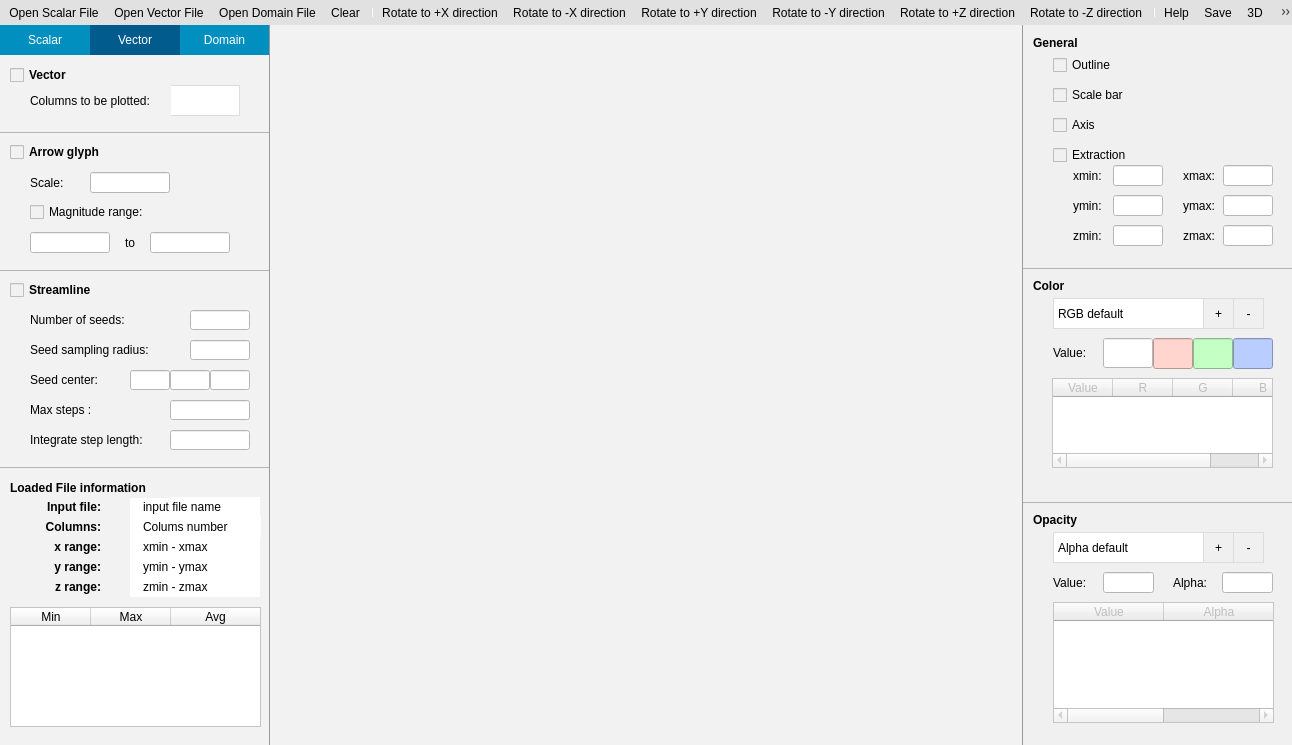
Above: SimpleView.ui from billcxx/MUPRO-visualization before the change. Below: the same form after it.
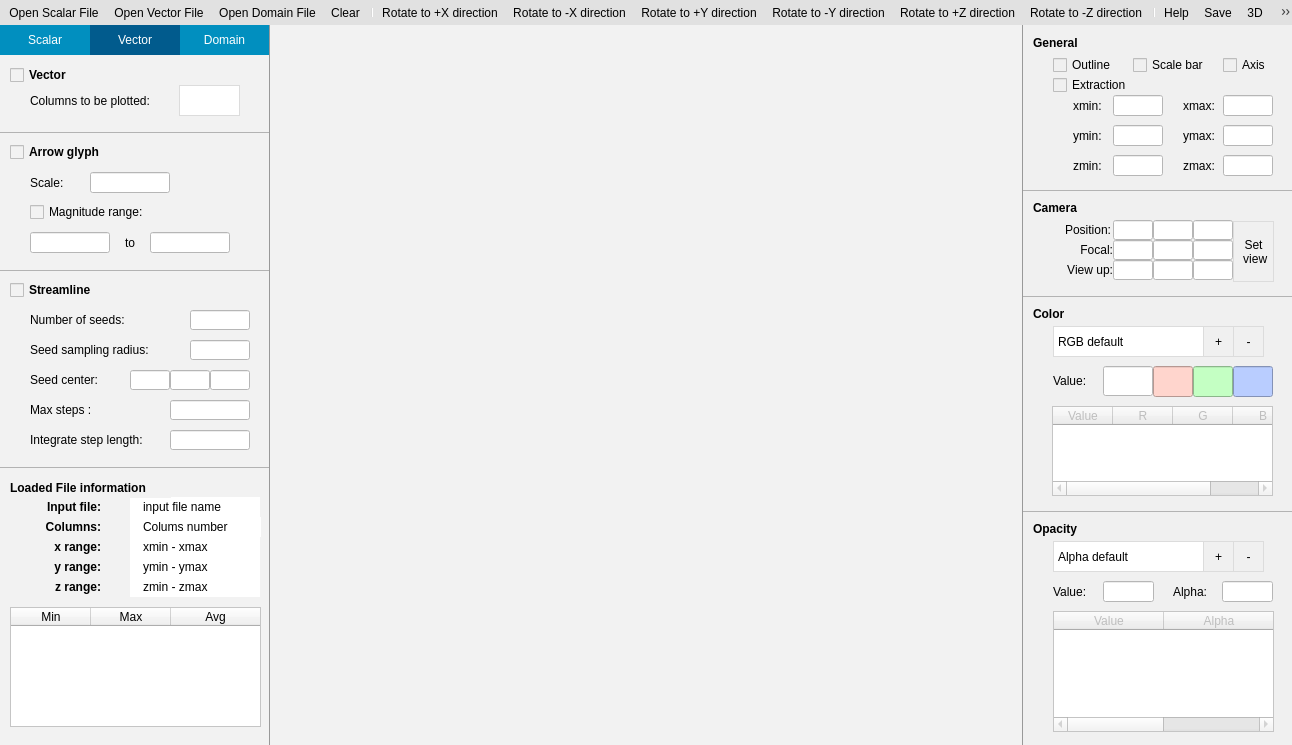
That is the form after the change. The open tabs and pages were chosen to show the change. Icons and pictures are not drawn. Custom widgets are drawn as their Qt base class.

The edit to the form file:
```diff
--- a/SimpleView.ui
+++ b/SimpleView.ui
@@ -182,10 +182,6 @@
 
 QComboBox {
     border:1px solid rgb(220,220,220);
-
-
-
-
 }
 
 
@@ -248,13 +244,13 @@
 
 QComboBox QListView::item{
 	color:rgb(0,0,0);
-height:21px;
+height:31px;
 }
 
 QComboBox QListView::item:selected{
 	color:rgb(0,0,0);
 background-color: QLinearGradient( x1: 0, y1: 0, x2: 0, y2: 1, stop: 0 #8DAEBE, stop: 1 #678EA3);
-	height:21px;
+	height:31px;
 
 }
 </string>
@@ -1554,9 +1550,9 @@
                    <widget class="QComboBox" name="vectorChoice">
                     <property name="geometry">
                      <rect>
-                      <x>170</x>
+                      <x>179</x>
                       <y>30</y>
-                      <width>70</width>
+                      <width>61</width>
                       <height>31</height>
                      </rect>
                     </property>
@@ -2969,7 +2965,7 @@
               <number>0</number>
              </property>
              <property name="leftMargin">
-              <number>1</number>
+              <number>0</number>
              </property>
              <property name="topMargin">
               <number>0</number>
@@ -2980,12 +2976,12 @@
              <property name="bottomMargin">
               <number>0</number>
              </property>
-             <item>
+             <item alignment="Qt::AlignRight">
               <widget class="QWidget" name="widget_9" native="true">
                <property name="minimumSize">
                 <size>
                  <width>269</width>
-                 <height>230</height>
+                 <height>160</height>
                 </size>
                </property>
                <property name="maximumSize">
@@ -3001,7 +2997,7 @@
                 <property name="geometry">
                  <rect>
                   <x>160</x>
-                  <y>200</y>
+                  <y>130</y>
                   <width>40</width>
                   <height>21</height>
                  </rect>
@@ -3023,7 +3019,7 @@
                 <property name="geometry">
                  <rect>
                   <x>90</x>
-                  <y>140</y>
+                  <y>70</y>
                   <width>50</width>
                   <height>21</height>
                  </rect>
@@ -3044,9 +3040,9 @@
                <widget class="QCheckBox" name="axis_CB">
                 <property name="geometry">
                  <rect>
-                  <x>30</x>
-                  <y>90</y>
-                  <width>86</width>
+                  <x>200</x>
+                  <y>30</y>
+                  <width>51</width>
                   <height>20</height>
                  </rect>
                 </property>
@@ -3061,7 +3057,7 @@
                 <property name="geometry">
                  <rect>
                   <x>50</x>
-                  <y>140</y>
+                  <y>70</y>
                   <width>40</width>
                   <height>21</height>
                  </rect>
@@ -3080,7 +3076,7 @@
                 <property name="geometry">
                  <rect>
                   <x>30</x>
-                  <y>120</y>
+                  <y>50</y>
                   <width>91</width>
                   <height>20</height>
                  </rect>
@@ -3096,7 +3092,7 @@
                 <property name="geometry">
                  <rect>
                   <x>50</x>
-                  <y>170</y>
+                  <y>100</y>
                   <width>40</width>
                   <height>21</height>
                  </rect>
@@ -3115,7 +3111,7 @@
                 <property name="geometry">
                  <rect>
                   <x>50</x>
-                  <y>200</y>
+                  <y>130</y>
                   <width>40</width>
                   <height>21</height>
                  </rect>
@@ -3134,7 +3130,7 @@
                 <property name="geometry">
                  <rect>
                   <x>160</x>
-                  <y>170</y>
+                  <y>100</y>
                   <width>40</width>
                   <height>21</height>
                  </rect>
@@ -3156,7 +3152,7 @@
                 <property name="geometry">
                  <rect>
                   <x>200</x>
-                  <y>140</y>
+                  <y>70</y>
                   <width>50</width>
                   <height>21</height>
                  </rect>
@@ -3181,7 +3177,7 @@
                 <property name="geometry">
                  <rect>
                   <x>200</x>
-                  <y>200</y>
+                  <y>130</y>
                   <width>50</width>
                   <height>21</height>
                  </rect>
@@ -3202,8 +3198,8 @@
                <widget class="QCheckBox" name="scalarBar_CB">
                 <property name="geometry">
                  <rect>
-                  <x>30</x>
-                  <y>60</y>
+                  <x>110</x>
+                  <y>30</y>
                   <width>86</width>
                   <height>20</height>
                  </rect>
@@ -3222,7 +3218,7 @@
                 <property name="geometry">
                  <rect>
                   <x>90</x>
-                  <y>200</y>
+                  <y>130</y>
                   <width>50</width>
                   <height>21</height>
                  </rect>
@@ -3244,7 +3240,7 @@
                 <property name="geometry">
                  <rect>
                   <x>160</x>
-                  <y>140</y>
+                  <y>70</y>
                   <width>40</width>
                   <height>21</height>
                  </rect>
@@ -3264,7 +3260,7 @@
                  <rect>
                   <x>30</x>
                   <y>30</y>
-                  <width>86</width>
+                  <width>71</width>
                   <height>20</height>
                  </rect>
                 </property>
@@ -3282,7 +3278,7 @@
                 <property name="geometry">
                  <rect>
                   <x>200</x>
-                  <y>170</y>
+                  <y>100</y>
                   <width>50</width>
                   <height>21</height>
                  </rect>
@@ -3307,7 +3303,7 @@
                 <property name="geometry">
                  <rect>
                   <x>90</x>
-                  <y>170</y>
+                  <y>100</y>
                   <width>50</width>
                   <height>21</height>
                  </rect>
@@ -3346,6 +3342,211 @@
                </widget>
               </widget>
              </item>
+             <item>
+              <spacer name="verticalSpacer_15">
+               <property name="orientation">
+                <enum>Qt::Vertical</enum>
+               </property>
+               <property name="sizeHint" stdset="0">
+                <size>
+                 <width>20</width>
+                 <height>0</height>
+                </size>
+               </property>
+              </spacer>
+             </item>
+             <item alignment="Qt::AlignRight">
+              <widget class="QWidget" name="widget_6" native="true">
+               <property name="minimumSize">
+                <size>
+                 <width>269</width>
+                 <height>100</height>
+                </size>
+               </property>
+               <property name="maximumSize">
+                <size>
+                 <width>269</width>
+                 <height>16777215</height>
+                </size>
+               </property>
+               <property name="styleSheet">
+                <string notr="true">#widget_6{
+	border-top:1px solid rgb(179, 179, 179);
+}</string>
+               </property>
+               <widget class="QLabel" name="label_66">
+                <property name="geometry">
+                 <rect>
+                  <x>10</x>
+                  <y>10</y>
+                  <width>59</width>
+                  <height>16</height>
+                 </rect>
+                </property>
+                <property name="font">
+                 <font>
+                  <weight>75</weight>
+                  <bold>true</bold>
+                 </font>
+                </property>
+                <property name="text">
+                 <string>Camera</string>
+                </property>
+               </widget>
+               <widget class="QLineEdit" name="cameraPositionX_LE">
+                <property name="geometry">
+                 <rect>
+                  <x>90</x>
+                  <y>30</y>
+                  <width>40</width>
+                  <height>20</height>
+                 </rect>
+                </property>
+               </widget>
+               <widget class="QLineEdit" name="cameraPositionY_LE">
+                <property name="geometry">
+                 <rect>
+                  <x>130</x>
+                  <y>30</y>
+                  <width>40</width>
+                  <height>20</height>
+                 </rect>
+                </property>
+               </widget>
+               <widget class="QLineEdit" name="cameraPositionZ_LE">
+                <property name="geometry">
+                 <rect>
+                  <x>170</x>
+                  <y>30</y>
+                  <width>40</width>
+                  <height>20</height>
+                 </rect>
+                </property>
+               </widget>
+               <widget class="QLabel" name="label_70">
+                <property name="geometry">
+                 <rect>
+                  <x>8</x>
+                  <y>30</y>
+                  <width>80</width>
+                  <height>20</height>
+                 </rect>
+                </property>
+                <property name="text">
+                 <string>Position:</string>
+                </property>
+                <property name="alignment">
+                 <set>Qt::AlignRight|Qt::AlignTrailing|Qt::AlignVCenter</set>
+                </property>
+               </widget>
+               <widget class="QLabel" name="label_71">
+                <property name="geometry">
+                 <rect>
+                  <x>10</x>
+                  <y>50</y>
+                  <width>80</width>
+                  <height>20</height>
+                 </rect>
+                </property>
+                <property name="text">
+                 <string>Focal:</string>
+                </property>
+                <property name="alignment">
+                 <set>Qt::AlignRight|Qt::AlignTrailing|Qt::AlignVCenter</set>
+                </property>
+               </widget>
+               <widget class="QLineEdit" name="cameraFocalX_LE">
+                <property name="geometry">
+                 <rect>
+                  <x>90</x>
+                  <y>50</y>
+                  <width>40</width>
+                  <height>20</height>
+                 </rect>
+                </property>
+               </widget>
+               <widget class="QLineEdit" name="cameraFocalZ_LE">
+                <property name="geometry">
+                 <rect>
+                  <x>170</x>
+                  <y>50</y>
+                  <width>40</width>
+                  <height>20</height>
+                 </rect>
+                </property>
+               </widget>
+               <widget class="QLineEdit" name="cameraFocalY_LE">
+                <property name="geometry">
+                 <rect>
+                  <x>130</x>
+                  <y>50</y>
+                  <width>40</width>
+                  <height>20</height>
+                 </rect>
+                </property>
+               </widget>
+               <widget class="QLabel" name="label_77">
+                <property name="geometry">
+                 <rect>
+                  <x>10</x>
+                  <y>70</y>
+                  <width>80</width>
+                  <height>20</height>
+                 </rect>
+                </property>
+                <property name="text">
+                 <string>View up:</string>
+                </property>
+                <property name="alignment">
+                 <set>Qt::AlignRight|Qt::AlignTrailing|Qt::AlignVCenter</set>
+                </property>
+               </widget>
+               <widget class="QLineEdit" name="cameraViewUpX_LE">
+                <property name="geometry">
+                 <rect>
+                  <x>90</x>
+                  <y>70</y>
+                  <width>40</width>
+                  <height>20</height>
+                 </rect>
+                </property>
+               </widget>
+               <widget class="QLineEdit" name="cameraViewUpZ_LE">
+                <property name="geometry">
+                 <rect>
+                  <x>170</x>
+                  <y>70</y>
+                  <width>40</width>
+                  <height>20</height>
+                 </rect>
+                </property>
+               </widget>
+               <widget class="QLineEdit" name="cameraViewUpY_LE">
+                <property name="geometry">
+                 <rect>
+                  <x>130</x>
+                  <y>70</y>
+                  <width>40</width>
+                  <height>20</height>
+                 </rect>
+                </property>
+               </widget>
+               <widget class="QPushButton" name="cameraSet_PB">
+                <property name="geometry">
+                 <rect>
+                  <x>210</x>
+                  <y>31</y>
+                  <width>41</width>
+                  <height>61</height>
+                 </rect>
+                </property>
+                <property name="text">
+                 <string>Set 
+ view</string>
+                </property>
+               </widget>
+              </widget>
+             </item>
              <item>
               <spacer name="verticalSpacer_14">
                <property name="orientation">
@@ -3354,17 +3555,17 @@
                <property name="sizeHint" stdset="0">
                 <size>
                  <width>20</width>
-                 <height>7</height>
+                 <height>0</height>
                 </size>
                </property>
               </spacer>
              </item>
-             <item>
+             <item alignment="Qt::AlignRight">
               <widget class="QWidget" name="widget_2" native="true">
                <property name="minimumSize">
                 <size>
                  <width>269</width>
-                 <height>220</height>
+                 <height>210</height>
                 </size>
                </property>
                <property name="maximumSize">
@@ -3832,17 +4033,17 @@
                <property name="sizeHint" stdset="0">
                 <size>
                  <width>20</width>
-                 <height>8</height>
+                 <height>0</height>
                 </size>
                </property>
               </spacer>
              </item>
-             <item>
+             <item alignment="Qt::AlignRight">
               <widget class="QWidget" name="widget_3" native="true">
                <property name="minimumSize">
                 <size>
                  <width>269</width>
-                 <height>230</height>
+                 <height>229</height>
                 </size>
                </property>
                <property name="styleSheet">
@@ -4142,7 +4343,7 @@
                <property name="sizeHint" stdset="0">
                 <size>
                  <width>20</width>
-                 <height>7</height>
+                 <height>0</height>
                 </size>
                </property>
               </spacer>
```
Left out of the diff: 149 changed lines with no effect on the pictures.
